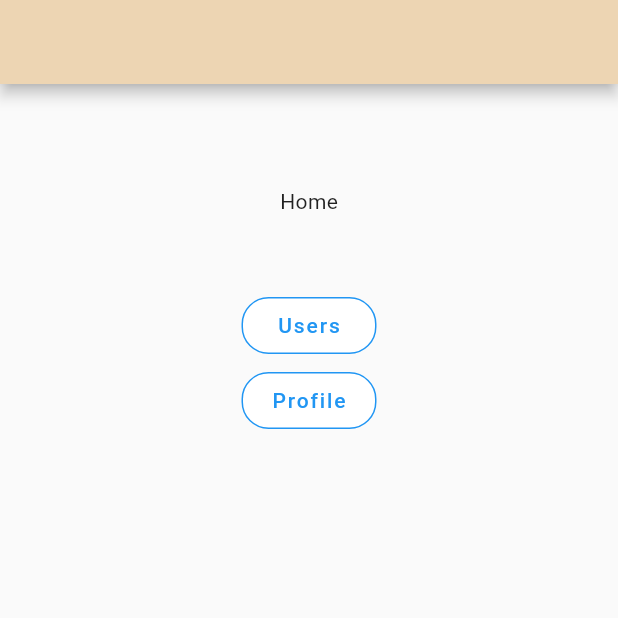
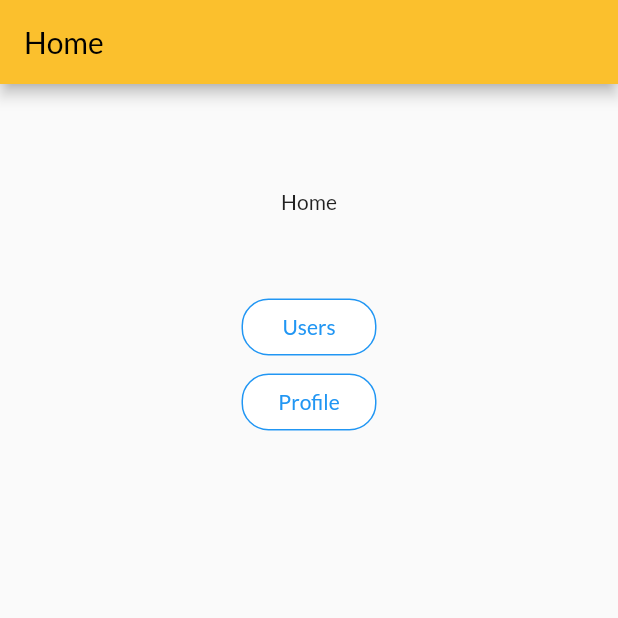
Before and after one commit to lachini/FlutterCourse, a Flutter app: the screen it shows after launch, on a phone screen of 412 x 824 dp, the top half of it. Run offline on Flutter 3.47's test engine with Material 2 defaults, Android fonts, the phone set to English and light mode, and no system bars; our stand-ins replace easy_localization.

Commit message:
Themes class
& Fonts Family adding

```diff
--- a/demo/lib/commons/themes.dart
+++ b/demo/lib/commons/themes.dart
@@ -1,3 +1,4 @@
+import 'package:demo/extensions/colour.dart';
 import 'package:flutter/cupertino.dart';
 import 'package:flutter/material.dart';
 
@@ -5,21 +6,34 @@ ThemeData primaryTheme = ThemeData(
   brightness: Brightness.light,
   visualDensity: VisualDensity(vertical: 0.5, horizontal: 0.5),
   primarySwatch: MaterialColor(
-      0xFFF5E0C3,
+    16498733, //colour in integer(decimal) format #fbc02d
     <int, Color>{
-        50: Color(0x1aF5E0C3),
-        100: Color(0xa1F5E0C3),
-        200: Color(0xaaF5E0C3),
-        300: Color(0xafF5E0C3),
-        400: Color(0xffF5E0C3),
-        500: Color(0xffEDD5B3),
-        600: Color(0xffDEC29B),
-        700: Color(0xffC9A87C),
-        800: Color(0xffB28E5E),
-        900: Color(0xff936F3E)
+      50: HexColor.fromHex('#fde096'),
+      100: HexColor.fromHex('#fdd981'),
+      200: HexColor.fromHex('#fcd36c'),
+      300: HexColor.fromHex('#fccd57'),
+      400: HexColor.fromHex('#fbc642'),
+      500: HexColor.fromHex('#fbc02d'),
+      600: HexColor.fromHex('#e2ad29'),
+      700: HexColor.fromHex('#c99a24'),
+      800: HexColor.fromHex('#b0861f'),
+      900: HexColor.fromHex('#97731b'),
     },
   ),
-    primaryColor: Color(0xffEDD5B3),
+  primaryColor: HexColor.fromHex('#fbc02d'),
+  fontFamily: 'Lato',
+  appBarTheme: AppBarTheme(
+      backgroundColor: HexColor.fromHex("#fbc02d"),
+      textTheme: TextTheme(
+        headline4: TextStyle(
+          fontFamily: 'Lato',
+          fontSize: 20,
+          fontWeight: FontWeight.bold,
+          color: Colors.white,
+        ),
+      )
+      //app bar theme
+      ),
   buttonTheme: ButtonThemeData(
       //button themes
       ),
@@ -28,137 +42,134 @@ ThemeData primaryTheme = ThemeData(
       ),
   buttonColor: Color(0xff936F3E),
   secondaryHeaderColor: Colors.grey,
-    textSelectionColor: Color(0xffB5BFD3),
-    cursorColor: Color(0xff936F3E),
-    textSelectionHandleColor: Color(0xff936F3E),
+  //textSelectionColor: Color(0xffB5BFD3),
+  //cursorColor: Color(0xff936F3E),
+  //textSelectionHandleColor: Color(0xff936F3E),
   backgroundColor: Color(0xff457BE0),
   dialogBackgroundColor: Colors.white,
   indicatorColor: Color(0xff457BE0),
   hintColor: Colors.grey,
   errorColor: Colors.red,
   toggleableActiveColor: Color(0xff6D42CE),
-    textTheme: TextTheme(
-        //text themes that contrast with card and canvas
-        ),
-    primaryTextTheme: TextTheme(
-        //text theme that contrast with primary color
-        ),
-    accentTextTheme: TextTheme(
-        //text theme that contrast with accent Color
-        ),
-    inputDecorationTheme: InputDecorationTheme(
-        // default values for InputDecorator, TextField, and TextFormField
-        ),
-    iconTheme: IconThemeData(
-        //icon themes that contrast with card and canvas
-        ),
-    primaryIconTheme: IconThemeData(
-        //icon themes that contrast primary color
-        ),
-    accentIconTheme: IconThemeData(
-        //icon themes that contrast accent color
-        ),
-    sliderTheme: SliderThemeData(
-        // slider themes
-        ),
-    tabBarTheme: TabBarTheme(
-        // tab bat theme
-        ),
-    tooltipTheme: TooltipThemeData(
-        // tool tip theme
-        ),
-    cardTheme: CardTheme(
-        // card theme
-        ),
-    chipTheme: ChipThemeData(
-        backgroundColor: Color(0xff936F3E),
-        disabledColor: Color(0xaaF5E0C3),
-        shape: StadiumBorder(),
-        brightness: Brightness.light,
-        labelPadding: EdgeInsets.all(8),
-        labelStyle: TextStyle(),
-        padding: EdgeInsets.all(8),
-        secondaryLabelStyle: TextStyle(),
-        secondarySelectedColor: Colors.white38,
-        selectedColor: Colors.white
-        // chip theme
-        ),
-    platform: TargetPlatform.android,
-    materialTapTargetSize: MaterialTapTargetSize.padded,
-    applyElevationOverlayColor: true,
-    pageTransitionsTheme: PageTransitionsTheme(
-        //page transition theme
-        ),
-    appBarTheme: AppBarTheme(
-        //app bar theme
-        ),
-    bottomAppBarTheme: BottomAppBarTheme(
-        // bottom app bar theme
-        ),
-    colorScheme: ColorScheme(
-        primary: Color(0xffEDD5B3),
-        primaryVariant: Color(0x1aF5E0C3),
-        secondary: Color(0xffC9A87C),
-        secondaryVariant: Color(0xaaC9A87C),
-        brightness: Brightness.light,
-        background: Color(0xffB5BFD3),
-        error: Colors.red,
-        onBackground: Color(0xffB5BFD3),
-        onError: Colors.red,
-        onPrimary: Color(0xffEDD5B3),
-        onSecondary: Color(0xffC9A87C),
-        onSurface: Color(0xff457BE0),
-        surface: Color(0xff457BE0)),
-    snackBarTheme: SnackBarThemeData(
-        // snack bar theme
-        ),
-    dialogTheme: DialogTheme(
-        // dialog theme
-        ),
-    floatingActionButtonTheme: FloatingActionButtonThemeData(
-        // floating action button theme
-        ),
-    navigationRailTheme: NavigationRailThemeData(
-        // navigation rail theme
-        ),
-    typography: Typography.material2018(),
-    cupertinoOverrideTheme: CupertinoThemeData(
-        //cupertino theme
-        ),
-    bottomSheetTheme: BottomSheetThemeData(
-        //bottom sheet theme
-        ),
-    popupMenuTheme: PopupMenuThemeData(
-        //pop menu theme
-        ),
-    bannerTheme: MaterialBannerThemeData(
-        // material banner theme
-        ),
-    dividerTheme: DividerThemeData(
-        //divider, vertical divider theme
-        ),
-    buttonBarTheme: ButtonBarThemeData(
-        // button bar theme
-        ),
-    fontFamily: 'ROBOTO',
-    splashFactory: InkSplash.splashFactory);
+  // textTheme: TextTheme(
+  //     //text themes that contrast with card and canvas
+  //     ),
+  // primaryTextTheme: TextTheme(
+  //     //text theme that contrast with primary color
+  //     ),
+  // accentTextTheme: TextTheme(
+  //     //text theme that contrast with accent Color
+  //     ),
+  // inputDecorationTheme: InputDecorationTheme(
+  //     // default values for InputDecorator, TextField, and TextFormField
+  //     ),
+  // iconTheme: IconThemeData(
+  //     //icon themes that contrast with card and canvas
+  //     ),
+  // primaryIconTheme: IconThemeData(
+  //     //icon themes that contrast primary color
+  //     ),
+  // accentIconTheme: IconThemeData(
+  //     //icon themes that contrast accent color
+  //     ),
+  // sliderTheme: SliderThemeData(
+  //     // slider themes
+  //     ),
+  // tabBarTheme: TabBarTheme(
+  //     // tab bat theme
+  //     ),
+  // tooltipTheme: TooltipThemeData(
+  //     // tool tip theme
+  //     ),
+  // cardTheme: CardTheme(
+  //     // card theme
+  //     ),
+  // chipTheme: ChipThemeData(
+  //     backgroundColor: Color(0xff936F3E),
+  //     disabledColor: Color(0xaaF5E0C3),
+  //     shape: StadiumBorder(),
+  //     brightness: Brightness.light,
+  //     labelPadding: EdgeInsets.all(8),
+  //     labelStyle: TextStyle(),
+  //     padding: EdgeInsets.all(8),
+  //     secondaryLabelStyle: TextStyle(),
+  //     secondarySelectedColor: Colors.white38,
+  //     selectedColor: Colors.white
+  //     // chip theme
+  //     ),
+  // platform: TargetPlatform.android,
+  // materialTapTargetSize: MaterialTapTargetSize.padded,
+  // applyElevationOverlayColor: true,
+  // pageTransitionsTheme: PageTransitionsTheme(
+  //     //page transition theme
+  //     ),
+  // bottomAppBarTheme: BottomAppBarTheme(
+  //     // bottom app bar theme
+  //     ),
+  // colorScheme: ColorScheme(
+  //     primary: Color(0xffEDD5B3),
+  //     primaryVariant: Color(0x1aF5E0C3),
+  //     secondary: Color(0xffC9A87C),
+  //     secondaryVariant: Color(0xaaC9A87C),
+  //     brightness: Brightness.light,
+  //     background: Color(0xffB5BFD3),
+  //     error: Colors.red,
+  //     onBackground: Color(0xffB5BFD3),
+  //     onError: Colors.red,
+  //     onPrimary: Color(0xffEDD5B3),
+  //     onSecondary: Color(0xffC9A87C),
+  //     onSurface: Color(0xff457BE0),
+  //     surface: Color(0xff457BE0)),
+  // snackBarTheme: SnackBarThemeData(
+  //     // snack bar theme
+  //     ),
+  // dialogTheme: DialogTheme(
+  //     // dialog theme
+  //     ),
+  // floatingActionButtonTheme: FloatingActionButtonThemeData(
+  //     // floating action button theme
+  //     ),
+  // navigationRailTheme: NavigationRailThemeData(
+  //     // navigation rail theme
+  //     ),
+  // typography: Typography.material2018(),
+  // cupertinoOverrideTheme: CupertinoThemeData(
+  //     //cupertino theme
+  //     ),
+  // bottomSheetTheme: BottomSheetThemeData(
+  //     //bottom sheet theme
+  //     ),
+  // popupMenuTheme: PopupMenuThemeData(
+  //     //pop menu theme
+  //     ),
+  // bannerTheme: MaterialBannerThemeData(
+  //     // material banner theme
+  //     ),
+  // dividerTheme: DividerThemeData(
+  //     //divider, vertical divider theme
+  //     ),
+  // buttonBarTheme: ButtonBarThemeData(
+  //     // button bar theme
+  //     ),
+  //splashFactory: InkSplash.splashFactory
+);
 
-ThemeData darkTheme = ThemeData(
-  brightness: Brightness.dark,
-  visualDensity: VisualDensity(vertical: 0.5, horizontal: 0.5),
-  primarySwatch: MaterialColor(
-    0xFFF5E0C3,
-    <int, Color>{
-      50: Color(0x1a5D4524),
-      100: Color(0xa15D4524),
-      200: Color(0xaa5D4524),
-      300: Color(0xaf5D4524),
-      400: Color(0x1a483112),
-      500: Color(0xa1483112),
-      600: Color(0xaa483112),
-      700: Color(0xff483112),
-      800: Color(0xaf2F1E06),
-      900: Color(0xff2F1E06)
-    },
-  ),
-);
+// ThemeData darkTheme = ThemeData(
+//   brightness: Brightness.dark,
+//   visualDensity: VisualDensity(vertical: 0.5, horizontal: 0.5),
+//   primarySwatch: MaterialColor(
+//     0xFFF5E0C3,
+//     <int, Color>{
+//       50: Color(0x1a5D4524),
+//       100: Color(0xa15D4524),
+//       200: Color(0xaa5D4524),
+//       300: Color(0xaf5D4524),
+//       400: Color(0x1a483112),
+//       500: Color(0xa1483112),
+//       600: Color(0xaa483112),
+//       700: Color(0xff483112),
+//       800: Color(0xaf2F1E06),
+//       900: Color(0xff2F1E06)
+//     },
+//   ),
+// );
--- /dev/null
+++ b/demo/lib/extensions/colour.dart
@@ -0,0 +1,18 @@
+import 'package:flutter/material.dart';
+
+extension HexColor on Color {
+  /// String is in the format "aabbcc" or "ffaabbcc" with an optional leading "#".
+  static Color fromHex(String hexString) {
+    final buffer = StringBuffer();
+    if (hexString.length == 6 || hexString.length == 7) buffer.write('ff');
+    buffer.write(hexString.replaceFirst('#', ''));
+    return Color(int.parse(buffer.toString(), radix: 16));
+  }
+
+  /// Prefixes a hash sign if [leadingHashSign] is set to `true` (default is `true`).
+  String toHex({bool leadingHashSign = true}) => '${leadingHashSign ? '#' : ''}'
+      '${alpha.toRadixString(16).padLeft(2, '0')}'
+      '${red.toRadixString(16).padLeft(2, '0')}'
+      '${green.toRadixString(16).padLeft(2, '0')}'
+      '${blue.toRadixString(16).padLeft(2, '0')}';
+}
```
Also changed, not shown: demo/pubspec.yaml (+4 -8 lines), demo/assets/fonts/Lato-Regular.ttf (added), demo/pubspec.lock. Lines whose indentation alone changed are shown as unchanged.
